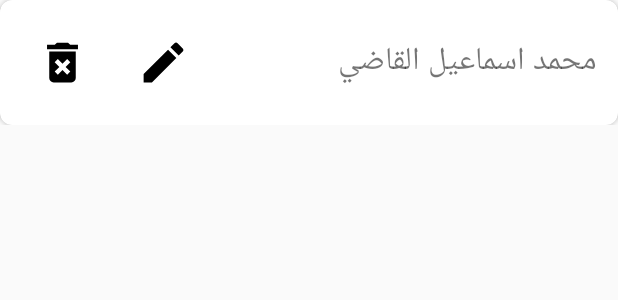
After one commit to mima5/BreadApp, an Android app: the layout row_user.xml on its own in the app's theme, with its tools: preview values and no code run, on a phone screen of 412 x 824 dp. The commit adds this screen. Shown: the top 300 px of the screen. Run offline under Robolectric (Android 15) with nearby library versions, the phone set to English and light mode, and no system bars.

Commit message:
add adapter + remove user

```diff
--- a/app/build.gradle
+++ b/app/build.gradle
@@ -30,6 +30,9 @@ dependencies {
 
     implementation 'com.ramotion.fluidslider:fluid-slider:0.3.0'
 
+    implementation 'com.android.support:cardview-v7:27.0.0'
+
+
 }
 
 apply plugin: 'realm-android'
--- a/app/src/main/AndroidManifest.xml
+++ b/app/src/main/AndroidManifest.xml
@@ -3,8 +3,8 @@
     package="com.example.android.bread">
 
     <application
+        android:name=".MyApplication"
         android:allowBackup="true"
-        android:name=".MyApplication"
         android:icon="@mipmap/ic_launcher"
         android:label="@string/app_name"
         android:roundIcon="@mipmap/ic_launcher_round"
@@ -20,6 +20,10 @@
                 <category android:name="android.intent.category.LAUNCHER" />
             </intent-filter>
         </activity>
+        <activity
+            android:name=".AddUser"
+            android:label="@string/title_activity_add_user"
+            android:theme="@style/AppTheme.NoActionBar"></activity>
     </application>
 
 </manifest>
--- /dev/null
+++ b/app/src/main/res/drawable/ic_delete.xml
@@ -0,0 +1,9 @@
+<vector xmlns:android="http://schemas.android.com/apk/res/android"
+        android:width="24dp"
+        android:height="24dp"
+        android:viewportWidth="24.0"
+        android:viewportHeight="24.0">
+    <path
+        android:fillColor="#FF000000"
+        android:pathData="M6,19c0,1.1 0.9,2 2,2h8c1.1,0 2,-0.9 2,-2L18,7L6,7v12zM8.46,11.88l1.41,-1.41L12,12.59l2.12,-2.12 1.41,1.41L13.41,14l2.12,2.12 -1.41,1.41L12,15.41l-2.12,2.12 -1.41,-1.41L10.59,14l-2.13,-2.12zM15.5,4l-1,-1h-5l-1,1L5,4v2h14L19,4z"/>
+</vector>
--- /dev/null
+++ b/app/src/main/res/drawable/ic_edit.xml
@@ -0,0 +1,9 @@
+<vector xmlns:android="http://schemas.android.com/apk/res/android"
+        android:width="24dp"
+        android:height="24dp"
+        android:viewportWidth="24.0"
+        android:viewportHeight="24.0">
+    <path
+        android:fillColor="#FF000000"
+        android:pathData="M3,17.25V21h3.75L17.81,9.94l-3.75,-3.75L3,17.25zM20.71,7.04c0.39,-0.39 0.39,-1.02 0,-1.41l-2.34,-2.34c-0.39,-0.39 -1.02,-0.39 -1.41,0l-1.83,1.83 3.75,3.75 1.83,-1.83z"/>
+</vector>
--- /dev/null
+++ b/app/src/main/res/layout/row_user.xml
@@ -0,0 +1,57 @@
+<?xml version="1.0" encoding="utf-8"?>
+<LinearLayout xmlns:android="http://schemas.android.com/apk/res/android"
+    android:layout_width="match_parent"
+    android:layout_height="wrap_content">
+
+
+    <android.support.v7.widget.CardView xmlns:card_view="http://schemas.android.com/apk/res-auto"
+        android:id="@+id/card_view"
+        android:layout_width="match_parent"
+        android:layout_height="wrap_content"
+        android:layout_gravity="center"
+        card_view:cardCornerRadius="8dp">
+
+        <RelativeLayout
+            android:id="@+id/rlout"
+            android:layout_width="match_parent"
+            android:layout_height="wrap_content"
+            android:layout_margin="12dp"
+            android:padding="2dp">
+
+            <TextView
+                android:id="@+id/tv_userName"
+                android:layout_width="match_parent"
+                android:layout_height="wrap_content"
+                android:layout_alignParentRight="true"
+                android:layout_centerVertical="true"
+                android:text="محمد اسماعيل القاضي"
+                android:textSize="21sp" />
+
+
+            <ImageView
+                android:id="@+id/img_edit"
+                android:layout_width="55dp"
+                android:layout_height="55dp"
+                android:layout_centerVertical="true"
+                android:layout_marginLeft="12dp"
+                android:layout_toRightOf="@+id/img_delete"
+                android:padding="10dp"
+                android:src="@drawable/ic_edit" />
+
+            <ImageView
+                android:id="@+id/img_delete"
+                android:layout_width="55dp"
+                android:layout_height="55dp"
+                android:layout_alignParentLeft="true"
+                android:layout_centerVertical="true"
+                android:padding="10dp"
+                android:src="@drawable/ic_delete" />
+
+
+        </RelativeLayout>
+
+
+    </android.support.v7.widget.CardView>
+
+
+</LinearLayout>
--- a/app/src/main/res/values/strings.xml
+++ b/app/src/main/res/values/strings.xml
@@ -6,4 +6,5 @@
     <string name="nav_header_subtitle">android.studio@android.com</string>
     <string name="nav_header_desc">Navigation header</string>
     <string name="action_settings">Settings</string>
+    <string name="title_activity_add_user">AddUser</string>
 </resources>
```
Also changed, not shown: app/src/main/java/Adapters/userAdapter.java (added, +116 -0 lines), app/src/main/java/com/example/android/bread/MainActivity.java (+40 -64 lines), app/src/main/java/com/example/android/bread/Models/User.java (+7 -4 lines), app/src/main/res/layout/content_main.xml (+4 -39 lines).
